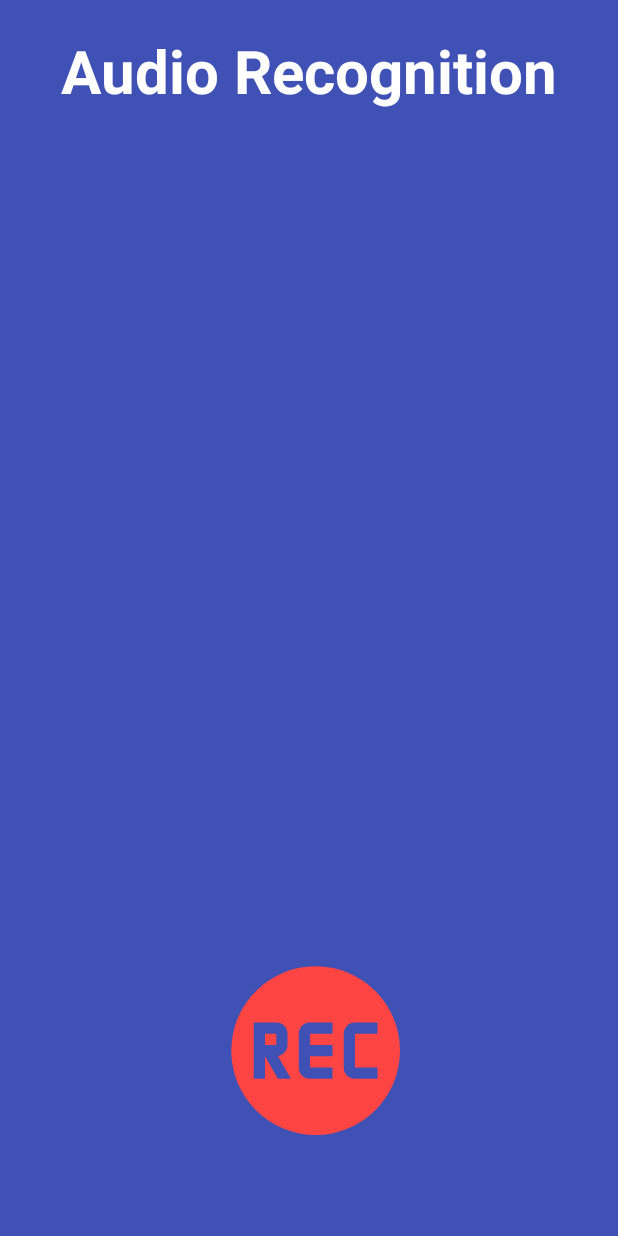
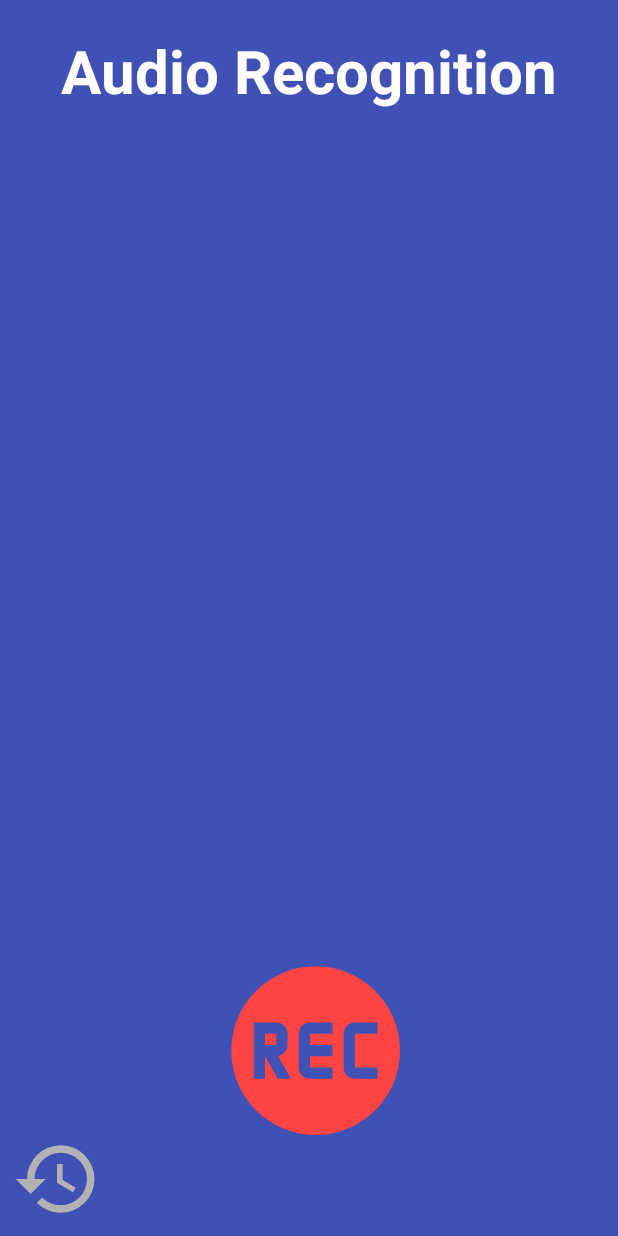
Before and after one commit to MeloniZippoProjects/AudioRecognition, an Android app: the screen it shows after launch (RecognitionActivity), on a phone screen of 412 x 824 dp. Run offline under Robolectric (Android 15) with nearby library versions, the phone set to English and light mode, and no system bars; libraries missing offline, so code that uses them is left out: cafe.adriel.androidaudioconverter; 1 statement that could not run was skipped.

Commit message:
Add button for browsing history

```diff
--- a/AudioRecognitionApp/app/src/main/java/org/melonizippo/audiorecognition/RecognitionActivity.java
+++ b/AudioRecognitionApp/app/src/main/java/org/melonizippo/audiorecognition/RecognitionActivity.java
@@ -10,11 +10,8 @@ import android.support.design.widget.Snackbar;
 import android.support.v4.app.ActivityCompat;
 import android.util.Log;
 import android.view.View;
-import android.widget.Button;
 import android.widget.ImageView;
 import android.widget.ProgressBar;
-import android.widget.TextView;
-import android.widget.Toast;
 
 import org.melonizippo.audiorecognition.database.HistoryDatabaseAdapter;
 import org.melonizippo.audiorecognition.database.HistoryEntry;
@@ -85,7 +82,10 @@ public class RecognitionActivity extends Activity
     private Path recordFile;
 
     private ImageView recordButton;
+    private ImageView historyButton;
     private ProgressBar progressSpinner;
+
+    private View coordinatorLayout;
 
     @Override
     protected void onCreate(Bundle savedInstanceState)
@@ -95,12 +95,29 @@ public class RecognitionActivity extends Activity
 
         mediaRecorderState = MediaRecorderState.PAUSED;
 
+        coordinatorLayout = findViewById(R.id.recognitionCoordinatorLayout);
+
         recordButton = findViewById(R.id.recordButton);
         recordButton.setOnClickListener(view -> recordButtonListener());
 
         progressSpinner = findViewById(R.id.progressSpinner);
 
+        historyButton = findViewById(R.id.historyButton);
+        historyButton.setOnClickListener(view -> historyButtonListener());
+
         verifyPermissions(this);
+    }
+
+    private void historyButtonListener() {
+        if(mediaRecorderState == MediaRecorderState.RECORDING)
+        {
+            Snackbar snackbar = Snackbar.make(coordinatorLayout, R.string.history_forbidden, Snackbar.LENGTH_SHORT);
+            snackbar.show();
+            return;
+        }
+
+        Intent intent = new Intent(this, HistoryViewActivity.class);
+        startActivity(intent);
     }
 
     private void recordButtonListener()
@@ -153,7 +170,7 @@ public class RecognitionActivity extends Activity
 
         if(result == null)
         {
-            Snackbar snackbar = Snackbar.make(findViewById(R.id.recognitionCoordinatorLayout), R.string.failedRecognition, Snackbar.LENGTH_SHORT);
+            Snackbar snackbar = Snackbar.make(coordinatorLayout, R.string.failedRecognition, Snackbar.LENGTH_SHORT);
             snackbar.show();
         }
         else
--- /dev/null
+++ b/AudioRecognitionApp/app/src/main/res/drawable-v24/history.xml
@@ -0,0 +1,8 @@
+<!-- drawable/history.xml -->
+<vector xmlns:android="http://schemas.android.com/apk/res/android"
+    android:height="24dp"
+    android:width="24dp"
+    android:viewportWidth="24"
+    android:viewportHeight="24">
+    <path android:fillColor="@color/song_background" android:pathData="M13.5,8H12V13L16.28,15.54L17,14.33L13.5,12.25V8M13,3A9,9 0 0,0 4,12H1L4.96,16.03L9,12H6A7,7 0 0,1 13,5A7,7 0 0,1 20,12A7,7 0 0,1 13,19C11.07,19 9.32,18.21 8.06,16.94L6.64,18.36C8.27,20 10.5,21 13,21A9,9 0 0,0 22,12A9,9 0 0,0 13,3" />
+</vector>
--- a/AudioRecognitionApp/app/src/main/res/layout/activity_recognition.xml
+++ b/AudioRecognitionApp/app/src/main/res/layout/activity_recognition.xml
@@ -42,6 +42,7 @@
 
         <!-- Record/cancel button. todo: make round and with icon -->
         <ImageView
+            android:contentDescription="@string/rec_button_description"
             android:id="@+id/recordButton"
             android:layout_width="180dp"
             android:layout_height="180dp"
@@ -56,5 +57,17 @@
             app:layout_constraintVertical_bias="0.796" />
 
 
+        <ImageView
+            android:contentDescription="@string/go_to_history_description"
+            android:id="@+id/historyButton"
+            android:layout_width="60dp"
+            android:layout_height="60dp"
+            android:layout_marginBottom="8dp"
+            android:layout_marginStart="8dp"
+            android:src="@drawable/history"
+            app:layout_constraintBottom_toBottomOf="parent"
+            app:layout_constraintLeft_toLeftOf="parent" />
+
+
     </android.support.constraint.ConstraintLayout>
 </android.support.design.widget.CoordinatorLayout>
--- a/AudioRecognitionApp/app/src/main/res/values/strings.xml
+++ b/AudioRecognitionApp/app/src/main/res/values/strings.xml
@@ -8,4 +8,7 @@
     <string name="hystoryTitle">History</string>
     <string name="unknownDate">No date</string>
     <string name="failedRecognition">Failed to recognize the sample, please try again</string>
+    <string name="rec_button_description">Rec/Stop button</string>
+    <string name="go_to_history_description">Go to Recognition History</string>
+    <string name="history_forbidden">History cannot be opened while recording</string>
 </resources>
```
